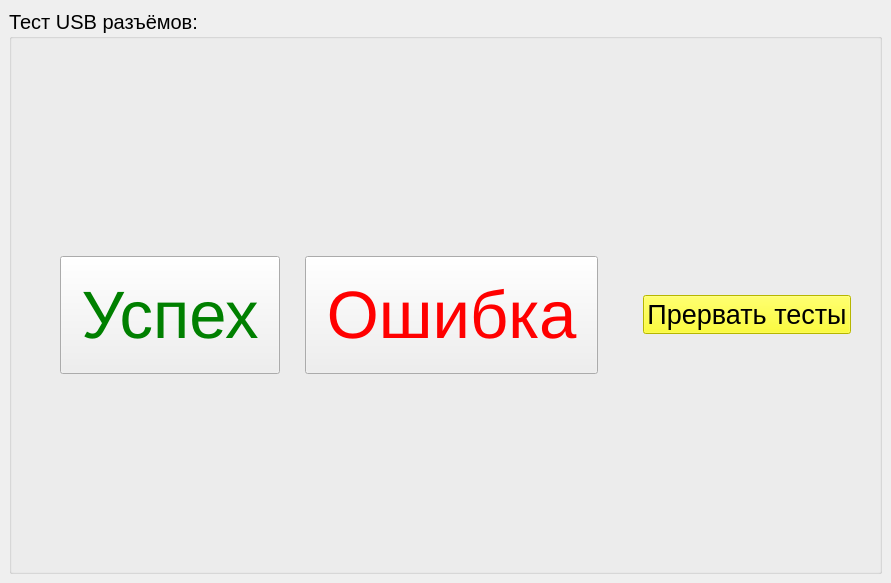
Above: ui/test_usb_devices.ui from Mex93/MonoblockTests before the change. Below: the same form after it.
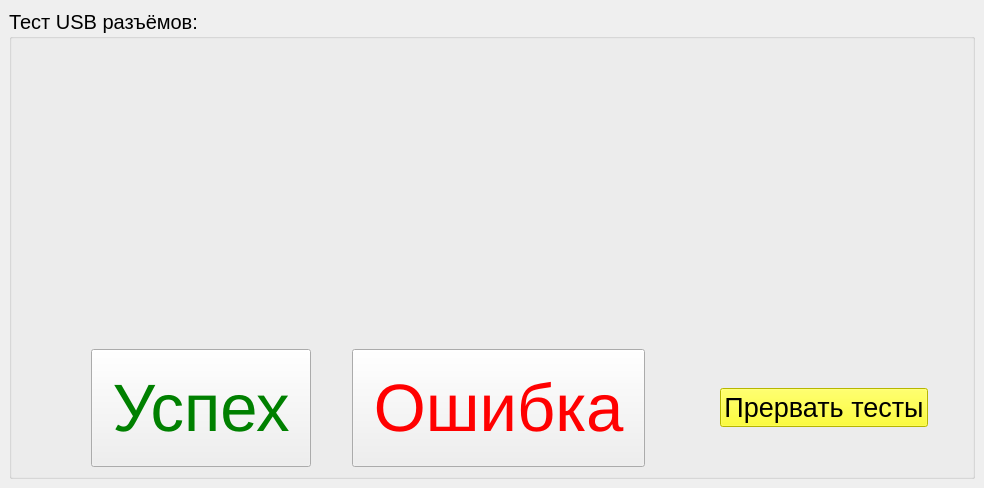
That is the form after the change. Icons and pictures are not drawn.

```diff
--- a/ui/test_usb_devices.ui
+++ b/ui/test_usb_devices.ui
@@ -6,8 +6,8 @@
    <rect>
     <x>0</x>
     <y>0</y>
-    <width>891</width>
-    <height>583</height>
+    <width>984</width>
+    <height>488</height>
    </rect>
   </property>
   <property name="windowTitle">
@@ -18,7 +18,7 @@
     <normaloff>:/res/images/logo.ico</normaloff>:/res/images/logo.ico</iconset>
   </property>
   <widget class="QWidget" name="centralwidget">
-   <layout class="QVBoxLayout" name="verticalLayout_3">
+   <layout class="QVBoxLayout" name="verticalLayout_4">
     <item>
      <widget class="QGroupBox" name="groupBox">
       <property name="font">
@@ -29,13 +29,60 @@
       <property name="title">
        <string>Тест USB разъёмов:</string>
       </property>
-      <layout class="QHBoxLayout" name="horizontalLayout_3">
+      <layout class="QVBoxLayout" name="verticalLayout_3">
        <item>
         <layout class="QVBoxLayout" name="verticalLayout_2">
          <item>
           <layout class="QVBoxLayout" name="verticalLayout">
            <item>
-            <layout class="QHBoxLayout" name="horizontalLayout_2"/>
+            <layout class="QHBoxLayout" name="horizontalLayout_5">
+             <item>
+              <spacer name="horizontalSpacer_6">
+               <property name="orientation">
+                <enum>Qt::Orientation::Horizontal</enum>
+               </property>
+               <property name="sizeHint" stdset="0">
+                <size>
+                 <width>40</width>
+                 <height>20</height>
+                </size>
+               </property>
+              </spacer>
+             </item>
+             <item>
+              <layout class="QGridLayout" name="gridLayout" columnstretch="0">
+               <property name="sizeConstraint">
+                <enum>QLayout::SizeConstraint::SetDefaultConstraint</enum>
+               </property>
+              </layout>
+             </item>
+             <item>
+              <spacer name="horizontalSpacer_7">
+               <property name="orientation">
+                <enum>Qt::Orientation::Horizontal</enum>
+               </property>
+               <property name="sizeHint" stdset="0">
+                <size>
+                 <width>40</width>
+                 <height>20</height>
+                </size>
+               </property>
+              </spacer>
+             </item>
+            </layout>
+           </item>
+           <item>
+            <spacer name="verticalSpacer">
+             <property name="orientation">
+              <enum>Qt::Orientation::Vertical</enum>
+             </property>
+             <property name="sizeHint" stdset="0">
+              <size>
+               <width>20</width>
+               <height>40</height>
+              </size>
+             </property>
+            </spacer>
            </item>
           </layout>
          </item>
```
